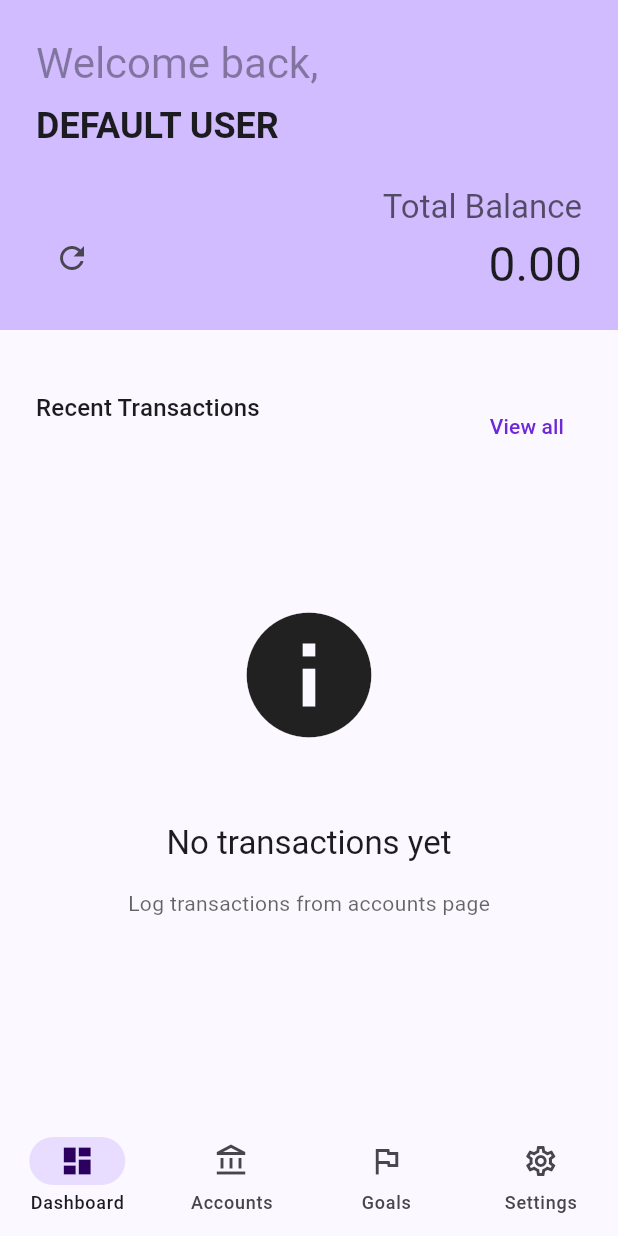
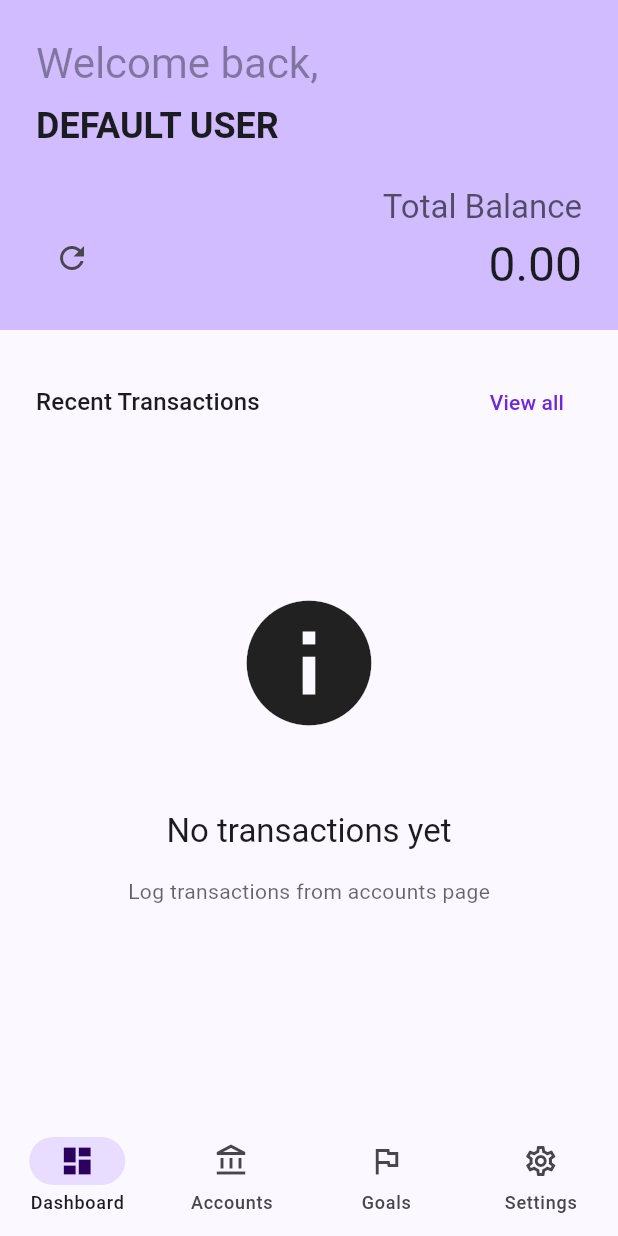
Before and after one commit to izxxr/khaata, a Flutter app: the Dashboard screen opened by its route, on a phone screen of 412 x 824 dp. Run offline on Flutter 3.47's test engine with Material 3 defaults, Android fonts, the phone set to English and light mode, and no system bars; our stand-ins replace drift, drift_flutter, flutter_bloc, go_router, google_fonts, shared_preferences; accounts and stored records are empty; generated files the repository leaves out were written again.

Commit message:
Fix transactions list heading and button alignment

```diff
--- a/lib/features/accounts/pages/account_view.dart
+++ b/lib/features/accounts/pages/account_view.dart
@@ -72,10 +72,9 @@ class _AccountViewState extends State<AccountView> {
                     AccountOverviewCard(account: account),
                   ],
                 ),
-                SizedBox(height: AppSpacing.xl),
+                SizedBox(height: AppSpacing.lg),
                 Row(
-                  crossAxisAlignment: CrossAxisAlignment.start,
-                  // mainAxisAlignment: MainAxisAlignment.start,
+                  crossAxisAlignment: CrossAxisAlignment.center,
                   children: [
                     Text(
                       "Transactions",
--- a/lib/features/dashboard/pages/dashboard.dart
+++ b/lib/features/dashboard/pages/dashboard.dart
@@ -19,14 +19,12 @@ class Dashboard extends StatelessWidget {
               padding: EdgeInsetsGeometry.all(AppSpacing.globalPadding),
               child: Column(
                 children: [
-                  SizedBox(height: AppSpacing.md),
                   Row(
-                    crossAxisAlignment: CrossAxisAlignment.start,
-                    // mainAxisAlignment: MainAxisAlignment.start,
+                    crossAxisAlignment: CrossAxisAlignment.center,
                     children: [
                       Text(
                         "Recent Transactions",
-                        style: Theme.of(context).textTheme.titleMedium
+                        style: Theme.of(context).textTheme.titleMedium,
                       ),
                       Spacer(),
                       TextButton.icon(
```
